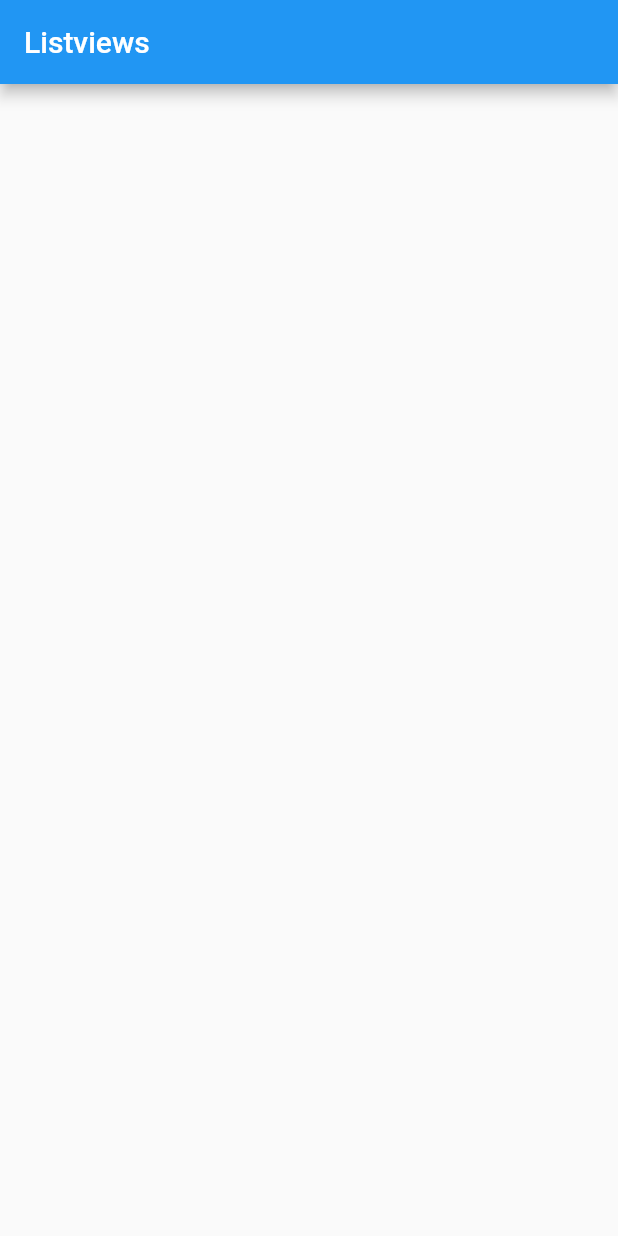
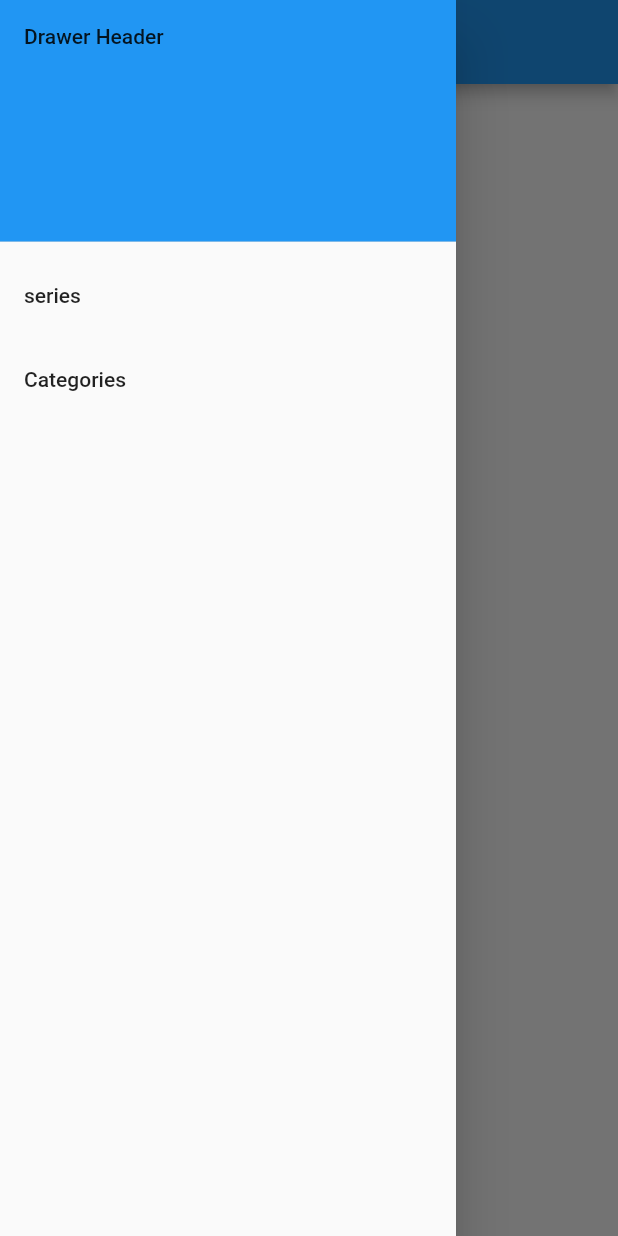
Before and after one commit to randycarrero/GunplaJsonbase, a Flutter app: the screen it shows after launch, with the side drawer open (before the commit the screen has no drawer), on a phone screen of 412 x 824 dp. Run offline on Flutter 3.47's test engine with Material 2 defaults, Android fonts, the phone set to English and light mode, and no system bars; network calls fail.

Commit message:
drawer added

```diff
--- a/lib/main.dart
+++ b/lib/main.dart
@@ -16,7 +16,7 @@ class HomePageState extends State<HomePage> {
   List data;
 
   Future<String> getData() async {
-    var response = await http.get(Uri.encodeFull("https://jsonplaceholder.typicode.com/posts"), headers: {
+    var response = await http.get(Uri.encodeFull("https://raw.githubusercontent.com/randycarrero/GunplaJsonbase/master/data/model.json"), headers: {
       "Accept": "application/json"
     });
 
@@ -38,6 +38,41 @@ class HomePageState extends State<HomePage> {
   Widget build(BuildContext context) {
     return new Scaffold(
       appBar: new AppBar(title: new Text("Listviews"), backgroundColor: Colors.blue),
+      drawer: Drawer(
+        // Add a ListView to the drawer. This ensures the user can scroll
+        // through the options in the drawer if there isn't enough vertical
+        // space to fit everything.
+        child: ListView(
+          // Important: Remove any padding from the ListView.
+          padding: EdgeInsets.zero,
+          children: <Widget>[
+            DrawerHeader(
+              child: Text('Drawer Header'),
+              decoration: BoxDecoration(
+                color: Colors.blue,
+              ),
+            ),
+            ListTile(
+              title: Text('series'),
+              onTap: () {
+                // Update the state of the app
+                // ...
+                // Then close the drawer
+                Navigator.pop(context);
+              },
+            ),
+            ListTile(
+              title: Text('Categories'),
+              onTap: () {
+                // Update the state of the app
+                // ...
+                // Then close the drawer
+                Navigator.pop(context);
+              },
+            ),
+          ],
+        ),
+      ),
       body: new ListView.builder(
         itemCount: data == null ? 0 : data.length,
         itemBuilder: (BuildContext context, int index) {
@@ -63,7 +98,7 @@ class HomePageState extends State<HomePage> {
                     margin: EdgeInsets.only(left: 15.0),
                     constraints: BoxConstraints(minWidth: 100, maxWidth: 300),
                     child: Text(
-                      data[index]["body"],
+                      data[index]["series"],
                       style: new TextStyle(fontSize: 14.0, color: const Color(0xFF2d2424), fontWeight: FontWeight.w300, fontFamily: "Roboto"),
                       maxLines: 4,
                     ))
```
